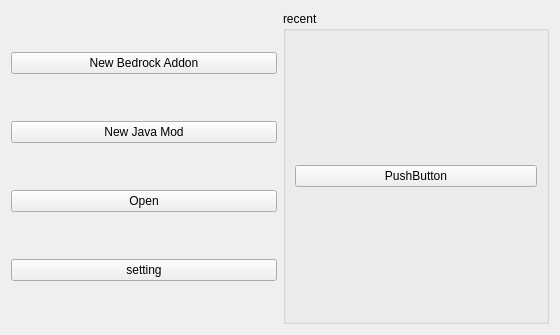
This is ui/start.ui in senlinjun/Addon-Maker as Qt 5 draws it before an edit. The edited form follows.
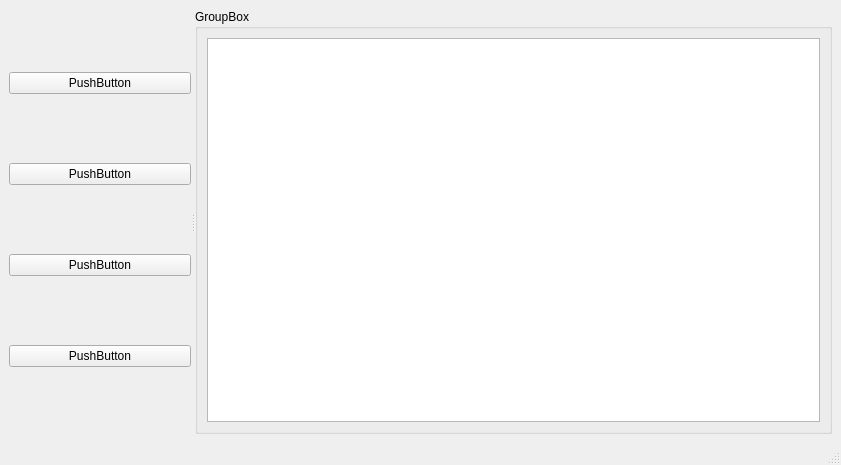
This is the edited form.

Diff of the .ui file:
```diff
--- a/ui/start.ui
+++ b/ui/start.ui
@@ -1,68 +1,82 @@
 <?xml version="1.0" encoding="UTF-8"?>
 <ui version="4.0">
- <class>Form</class>
- <widget class="QWidget" name="Form">
+ <class>MainWindow</class>
+ <widget class="QMainWindow" name="MainWindow">
   <property name="geometry">
    <rect>
     <x>0</x>
     <y>0</y>
-    <width>560</width>
-    <height>335</height>
+    <width>841</width>
+    <height>465</height>
    </rect>
   </property>
   <property name="windowTitle">
    <string>Form</string>
   </property>
-  <layout class="QHBoxLayout" name="horizontalLayout">
-   <item>
+  <widget class="QWidget" name="centralwidget">
+   <layout class="QGridLayout" name="gridLayout_2">
+    <item row="0" column="0">
+     <widget class="QSplitter" name="splitter">
+      <property name="orientation">
+       <enum>Qt::Horizontal</enum>
+      </property>
+      <widget class="QWidget" name="">
     <layout class="QVBoxLayout" name="verticalLayout">
      <item>
       <widget class="QPushButton" name="new_addon">
        <property name="text">
-        <string>New Bedrock Addon</string>
+           <string>PushButton</string>
        </property>
       </widget>
      </item>
      <item>
       <widget class="QPushButton" name="new_mod">
        <property name="text">
-        <string>New Java Mod</string>
+           <string>PushButton</string>
        </property>
       </widget>
      </item>
      <item>
       <widget class="QPushButton" name="open">
        <property name="text">
-        <string>Open</string>
+           <string>PushButton</string>
        </property>
       </widget>
      </item>
      <item>
       <widget class="QPushButton" name="setting">
        <property name="text">
-        <string>setting</string>
+           <string>PushButton</string>
        </property>
       </widget>
      </item>
     </layout>
-   </item>
-   <item>
-    <widget class="QGroupBox" name="groupBox">
+      </widget>
+      <widget class="QGroupBox" name="recent">
      <property name="title">
-      <string>recent</string>
-     </property>
-     <layout class="QVBoxLayout" name="verticalLayout_2">
-      <item>
-       <widget class="QPushButton" name="pushButton">
-        <property name="text">
-         <string>PushButton</string>
-        </property>
-       </widget>
+        <string>GroupBox</string>
+       </property>
+       <layout class="QGridLayout" name="gridLayout">
+        <item row="0" column="0">
+         <widget class="QListWidget" name="listWidget"/>
       </item>
      </layout>
     </widget>
-   </item>
-  </layout>
+     </widget>
+    </item>
+   </layout>
+  </widget>
+  <widget class="QMenuBar" name="menubar">
+   <property name="geometry">
+    <rect>
+     <x>0</x>
+     <y>0</y>
+     <width>841</width>
+     <height>23</height>
+    </rect>
+   </property>
+  </widget>
+  <widget class="QStatusBar" name="statusbar"/>
  </widget>
  <resources/>
  <connections/>
```
Left out of the diff: 2 changed lines with no effect on the pictures. Lines whose indentation alone changed are shown as unchanged.
